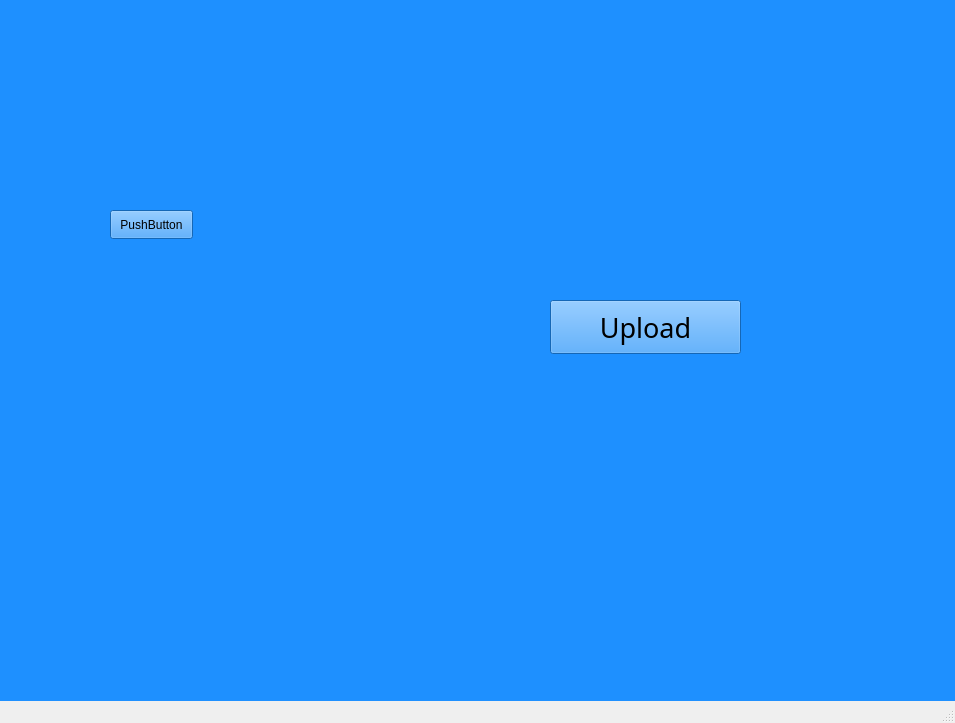
Qt form Aegis_v4/mainwindow.ui (florentin2004/A_Cretzu_Cafe) before a commit.
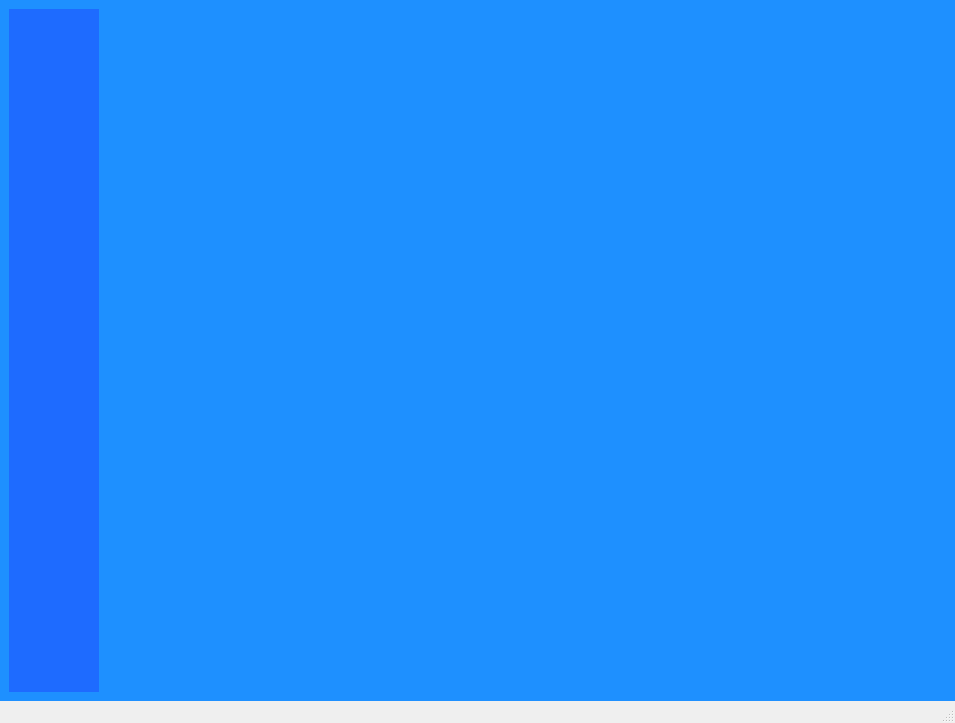
The same form after that commit. The open tabs and pages were chosen to show the change. Icons and pictures are not drawn.

What changed in the file:
```diff
--- a/Aegis_v4/mainwindow.ui
+++ b/Aegis_v4/mainwindow.ui
@@ -893,48 +893,195 @@
        <property name="acceptDrops">
         <bool>true</bool>
        </property>
-       <widget class="QPushButton" name="uploadButton">
-        <property name="geometry">
-         <rect>
-          <x>550</x>
-          <y>300</y>
-          <width>191</width>
-          <height>54</height>
-         </rect>
-        </property>
-        <property name="font">
-         <font>
-          <family>Vineta BT</family>
-          <pointsize>20</pointsize>
-         </font>
-        </property>
-        <property name="text">
-         <string>Upload</string>
-        </property>
-       </widget>
-       <widget class="QWidget" name="kit" native="true">
-        <property name="geometry">
-         <rect>
-          <x>90</x>
-          <y>190</y>
-          <width>120</width>
-          <height>361</height>
-         </rect>
-        </property>
-        <widget class="QPushButton" name="pushButton">
-         <property name="geometry">
-          <rect>
-           <x>20</x>
-           <y>20</y>
-           <width>83</width>
-           <height>29</height>
-          </rect>
-         </property>
-         <property name="text">
-          <string>PushButton</string>
-         </property>
-        </widget>
-       </widget>
+       <layout class="QHBoxLayout" name="horizontalLayout_4">
+        <item>
+         <widget class="QWidget" name="kit" native="true">
+          <property name="sizePolicy">
+           <sizepolicy hsizetype="Preferred" vsizetype="Preferred">
+            <horstretch>0</horstretch>
+            <verstretch>0</verstretch>
+           </sizepolicy>
+          </property>
+          <property name="maximumSize">
+           <size>
+            <width>234</width>
+            <height>16777215</height>
+           </size>
+          </property>
+          <property name="styleSheet">
+           <string notr="true">background-color: rgb(30, 107, 255);
+font: &quot;Vineta BT&quot;;</string>
+          </property>
+          <layout class="QVBoxLayout" name="verticalLayout_5">
+           <item>
+            <spacer name="verticalSpacer_17">
+             <property name="orientation">
+              <enum>Qt::Orientation::Vertical</enum>
+             </property>
+             <property name="sizeHint" stdset="0">
+              <size>
+               <width>20</width>
+               <height>40</height>
+              </size>
+             </property>
+            </spacer>
+           </item>
+           <item>
+            <widget class="QPushButton" name="UploadButton">
+             <property name="sizePolicy">
+              <sizepolicy hsizetype="Minimum" vsizetype="Expanding">
+               <horstretch>0</horstretch>
+               <verstretch>0</verstretch>
+              </sizepolicy>
+             </property>
+             <property name="font">
+              <font>
+               <family>Vineta BT</family>
+               <pointsize>20</pointsize>
+               <italic>false</italic>
+               <bold>false</bold>
+              </font>
+             </property>
+             <property name="styleSheet">
+              <string notr="true">image: url(:/img/Images/upload_v2.png);</string>
+             </property>
+             <property name="text">
+              <string/>
+             </property>
+             <property name="flat">
+              <bool>true</bool>
+             </property>
+            </widget>
+           </item>
+           <item>
+            <spacer name="verticalSpacer_19">
+             <property name="orientation">
+              <enum>Qt::Orientation::Vertical</enum>
+             </property>
+             <property name="sizeHint" stdset="0">
+              <size>
+               <width>20</width>
+               <height>40</height>
+              </size>
+             </property>
+            </spacer>
+           </item>
+           <item>
+            <widget class="QPushButton" name="DownloadButton">
+             <property name="sizePolicy">
+              <sizepolicy hsizetype="Minimum" vsizetype="Expanding">
+               <horstretch>0</horstretch>
+               <verstretch>0</verstretch>
+              </sizepolicy>
+             </property>
+             <property name="font">
+              <font>
+               <family>Vineta BT</family>
+               <pointsize>20</pointsize>
+               <italic>false</italic>
+               <bold>false</bold>
+              </font>
+             </property>
+             <property name="styleSheet">
+              <string notr="true">image: url(:/img/Images/download.png);</string>
+             </property>
+             <property name="text">
+              <string/>
+             </property>
+             <property name="flat">
+              <bool>true</bool>
+             </property>
+            </widget>
+           </item>
+           <item>
+            <spacer name="verticalSpacer_16">
+             <property name="orientation">
+              <enum>Qt::Orientation::Vertical</enum>
+             </property>
+             <property name="sizeHint" stdset="0">
+              <size>
+               <width>20</width>
+               <height>40</height>
+              </size>
+             </property>
+            </spacer>
+           </item>
+           <item>
+            <widget class="QPushButton" name="SettingsButton">
+             <property name="sizePolicy">
+              <sizepolicy hsizetype="Preferred" vsizetype="Expanding">
+               <horstretch>0</horstretch>
+               <verstretch>0</verstretch>
+              </sizepolicy>
+             </property>
+             <property name="font">
+              <font>
+               <family>Vineta BT</family>
+               <pointsize>20</pointsize>
+               <italic>false</italic>
+               <bold>false</bold>
+              </font>
+             </property>
+             <property name="styleSheet">
+              <string notr="true">image: url(:/img/Images/settings.png);</string>
+             </property>
+             <property name="text">
+              <string/>
+             </property>
+             <property name="flat">
+              <bool>true</bool>
+             </property>
+            </widget>
+           </item>
+           <item>
+            <spacer name="verticalSpacer_18">
+             <property name="orientation">
+              <enum>Qt::Orientation::Vertical</enum>
+             </property>
+             <property name="sizeHint" stdset="0">
+              <size>
+               <width>20</width>
+               <height>40</height>
+              </size>
+             </property>
+            </spacer>
+           </item>
+          </layout>
+         </widget>
+        </item>
+        <item>
+         <widget class="QStackedWidget" name="stackedWidget">
+          <widget class="QWidget" name="Upload_page">
+           <layout class="QGridLayout" name="gridLayout_3">
+            <item row="0" column="0">
+             <widget class="QLabel" name="image_upload">
+              <property name="sizePolicy">
+               <sizepolicy hsizetype="Expanding" vsizetype="Expanding">
+                <horstretch>0</horstretch>
+                <verstretch>0</verstretch>
+               </sizepolicy>
+              </property>
+              <property name="minimumSize">
+               <size>
+                <width>128</width>
+                <height>128</height>
+               </size>
+              </property>
+              <property name="styleSheet">
+               <string notr="true">image: url(:/img/Images/Aegis-removebg-larger.png);</string>
+              </property>
+              <property name="text">
+               <string/>
+              </property>
+             </widget>
+            </item>
+           </layout>
+          </widget>
+          <widget class="QWidget" name="Download_page"/>
+          <widget class="QWidget" name="Settings_page"/>
+         </widget>
+        </item>
+       </layout>
       </widget>
      </widget>
     </item>
```
Left out of the diff: 292 changed lines with no effect on the pictures.
